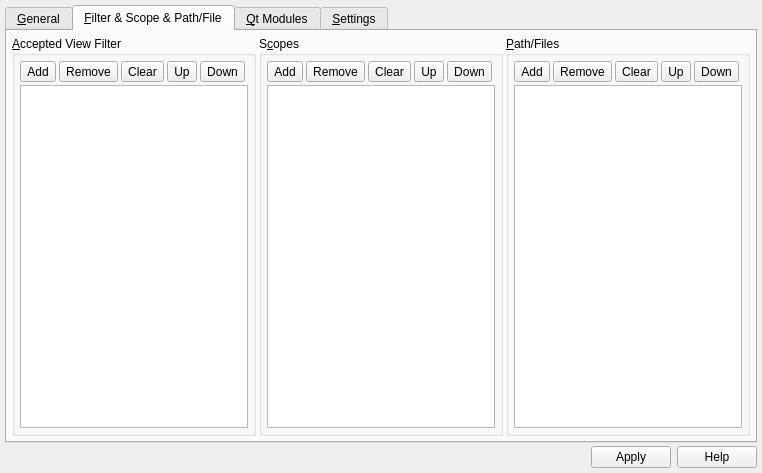
The window that v2/trunk/plugins/project/QMake/src/ui/UISettingsQMake.ui (testmana2/mks) describes before a commit, drawn with Qt 5.
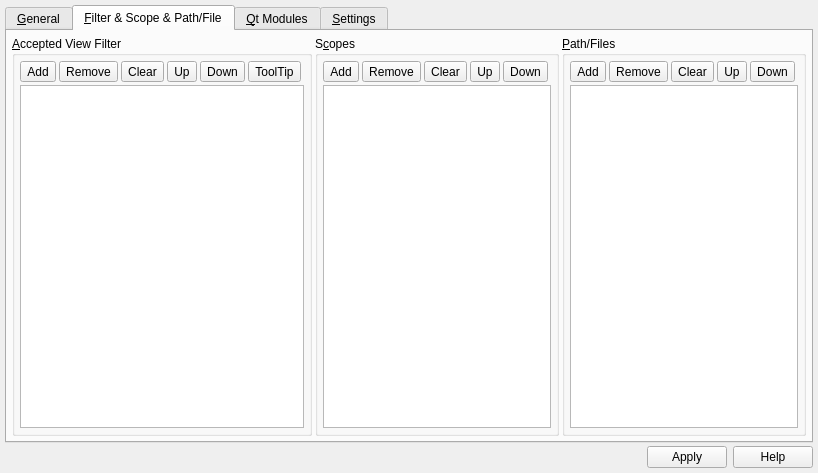
The same window after the commit. The open tabs and pages were chosen to show the change. Icons and pictures are not drawn.

Patch:
```diff
--- a/v2/trunk/plugins/project/QMake/src/ui/UISettingsQMake.ui
+++ b/v2/trunk/plugins/project/QMake/src/ui/UISettingsQMake.ui
@@ -255,10 +255,22 @@
           <property name="margin" >
            <number>5</number>
           </property>
-          <property name="spacing" >
+          <property name="topMargin" >
+           <number>5</number>
+          </property>
+          <property name="rightMargin" >
+           <number>5</number>
+          </property>
+          <property name="bottomMargin" >
+           <number>5</number>
+          </property>
+          <property name="horizontalSpacing" >
            <number>3</number>
           </property>
-          <item row="0" column="5" >
+          <property name="verticalSpacing" >
+           <number>3</number>
+          </property>
+          <item row="0" column="6" >
            <spacer>
             <property name="orientation" >
              <enum>Qt::Horizontal</enum>
@@ -321,18 +333,26 @@
             </property>
            </widget>
           </item>
-          <item row="1" column="0" colspan="6" >
+          <item row="1" column="0" colspan="7" >
            <widget class="QListWidget" name="lwFilters" >
             <property name="sizePolicy" >
-             <sizepolicy>
-              <hsizetype>13</hsizetype>
-              <vsizetype>7</vsizetype>
+             <sizepolicy vsizetype="Expanding" hsizetype="Ignored" >
               <horstretch>0</horstretch>
               <verstretch>0</verstretch>
              </sizepolicy>
             </property>
            </widget>
           </item>
+          <item row="0" column="5" >
+           <widget class="QToolButton" name="tbToolTipFilter" >
+            <property name="text" >
+             <string>ToolTip</string>
+            </property>
+            <property name="icon" >
+             <iconset resource="../resources/QMake.qrc" >:/icons/icons/edit.png</iconset>
+            </property>
+           </widget>
+          </item>
          </layout>
         </widget>
        </item>
@@ -345,7 +365,19 @@
           <property name="margin" >
            <number>5</number>
           </property>
-          <property name="spacing" >
+          <property name="topMargin" >
+           <number>5</number>
+          </property>
+          <property name="rightMargin" >
+           <number>5</number>
+          </property>
+          <property name="bottomMargin" >
+           <number>5</number>
+          </property>
+          <property name="horizontalSpacing" >
+           <number>3</number>
+          </property>
+          <property name="verticalSpacing" >
            <number>3</number>
           </property>
           <item row="0" column="1" >
@@ -401,9 +433,7 @@
           <item row="1" column="0" colspan="6" >
            <widget class="QListWidget" name="lwScopes" >
             <property name="sizePolicy" >
-             <sizepolicy>
-              <hsizetype>13</hsizetype>
-              <vsizetype>7</vsizetype>
+             <sizepolicy vsizetype="Expanding" hsizetype="Ignored" >
               <horstretch>0</horstretch>
               <verstretch>0</verstretch>
              </sizepolicy>
@@ -435,7 +465,19 @@
           <property name="margin" >
            <number>5</number>
           </property>
-          <property name="spacing" >
+          <property name="topMargin" >
+           <number>5</number>
+          </property>
+          <property name="rightMargin" >
+           <number>5</number>
+          </property>
+          <property name="bottomMargin" >
+           <number>5</number>
+          </property>
+          <property name="horizontalSpacing" >
+           <number>3</number>
+          </property>
+          <property name="verticalSpacing" >
            <number>3</number>
           </property>
           <item row="0" column="1" >
@@ -491,9 +533,7 @@
           <item row="1" column="0" colspan="6" >
            <widget class="QListWidget" name="lwPathFiles" >
             <property name="sizePolicy" >
-             <sizepolicy>
-              <hsizetype>13</hsizetype>
-              <vsizetype>7</vsizetype>
+             <sizepolicy vsizetype="Expanding" hsizetype="Ignored" >
               <horstretch>0</horstretch>
               <verstretch>0</verstretch>
              </sizepolicy>
@@ -833,9 +873,7 @@
    <item>
     <widget class="QDialogButtonBox" name="bbDialog" >
      <property name="sizePolicy" >
-      <sizepolicy>
-       <hsizetype>7</hsizetype>
-       <vsizetype>0</vsizetype>
+      <sizepolicy vsizetype="Fixed" hsizetype="Expanding" >
        <horstretch>0</horstretch>
        <verstretch>0</verstretch>
       </sizepolicy>
```
Left out of the diff: 164 changed lines with no effect on the pictures.
